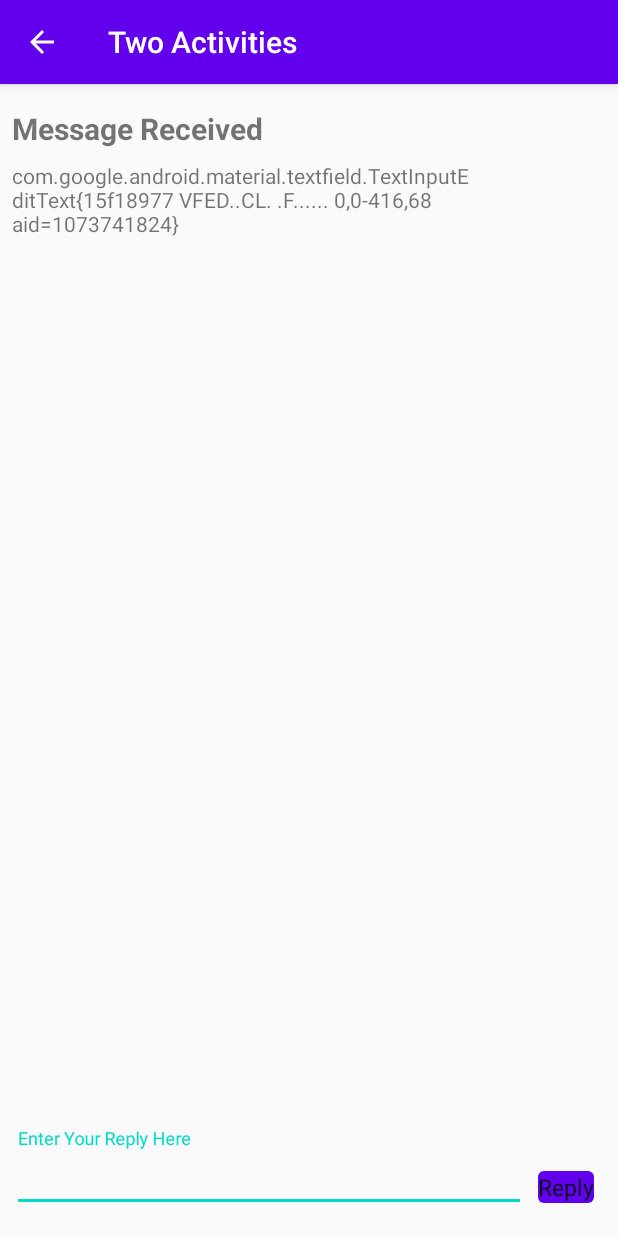
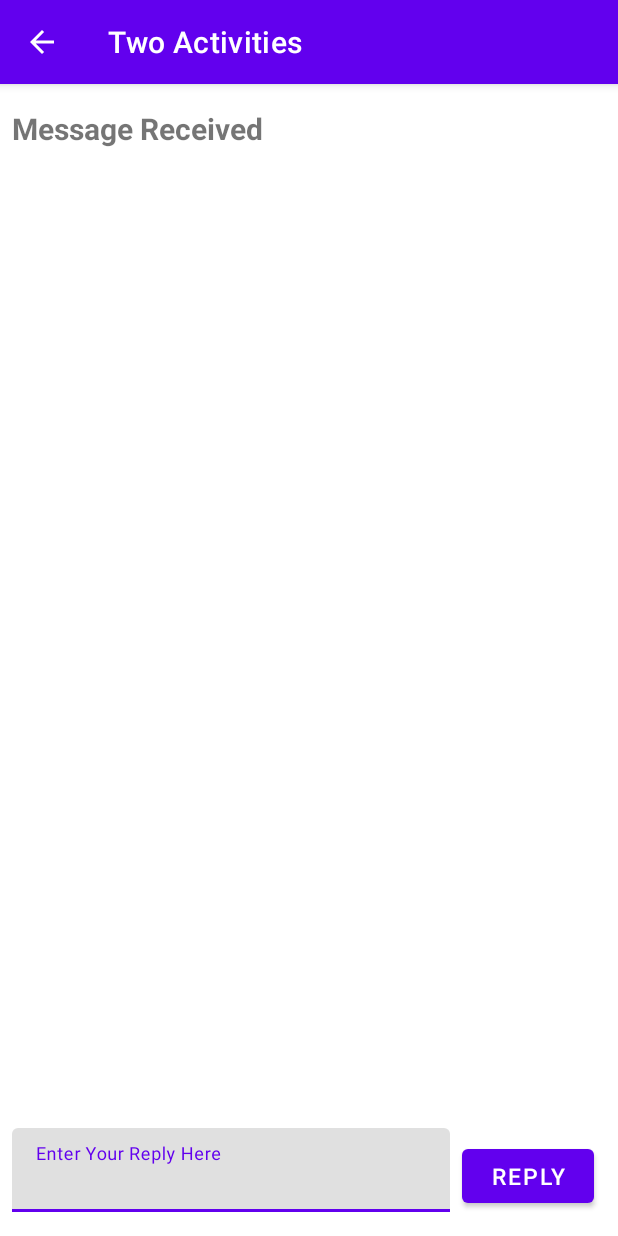
Before and after one commit to jaysonMallari2580/twoactivities, an Android app: the screen it shows after launch (SecondActivity), after a tap on "SEND", on a phone screen of 412 x 824 dp. Run offline under Robolectric (Android 15) with nearby library versions, the phone set to English and light mode, and no system bars.

Commit message:
used material design.changed minimum sdk version to 23

```diff
--- a/app/build.gradle
+++ b/app/build.gradle
@@ -6,7 +6,7 @@ android {
 
     defaultConfig {
         applicationId "com.example.twoactivities"
-        minSdkVersion 16
+        minSdkVersion 23
         targetSdkVersion 30
         versionCode 1
         versionName "1.0"
--- a/app/src/main/java/com/example/twoactivities/MainActivity.java
+++ b/app/src/main/java/com/example/twoactivities/MainActivity.java
@@ -9,6 +9,7 @@ import android.widget.EditText;
 import androidx.annotation.Nullable;
 import androidx.appcompat.app.AppCompatActivity;
 
+import com.google.android.material.textfield.TextInputEditText;
 import com.google.android.material.textfield.TextInputLayout;
 import com.google.android.material.textview.MaterialTextView;
 
@@ -31,15 +32,15 @@ public class MainActivity extends AppCompatActivity {
         super.onCreate(savedInstanceState);
         setContentView(R.layout.activity_main);
 
-        mMessageEditText = (TextInputLayout)findViewById(R.id.editText_main);
-        mReplyHeadTextView = (MaterialTextView)findViewById(R.id.text_header_reply);
-        mReplyTextView = (MaterialTextView)findViewById(R.id.text_message_reply);
+       mMessageEditText = (TextInputLayout)findViewById(R.id.editText_main);
+        mReplyHeadTextView = findViewById(R.id.text_header_reply);
+        mReplyTextView = findViewById(R.id.text_message_reply);
     }
 
     public void launchSecondActivity(View view){
         Log.d(LOG_TAG, "Button clicked");
         Intent intent = new Intent(this, SecondActivity.class);
-        String message = mMessageEditText.getEditText().toString();
+        String message = mMessageEditText.getEditText().getText().toString();
         intent.putExtra(EXTRA_MESSAGE, message);
         startActivity(intent);
         startActivityForResult(intent, TEXT_REQUEST);
--- a/app/src/main/java/com/example/twoactivities/SecondActivity.java
+++ b/app/src/main/java/com/example/twoactivities/SecondActivity.java
@@ -11,8 +11,7 @@ import android.widget.TextView;
 import com.google.android.material.textfield.TextInputLayout;
 
 public class SecondActivity extends AppCompatActivity {
-    public static final String EXTRA_REPLY =
-            "com.example.android.twoactivities.extra.REPLY";
+    public static final String EXTRA_REPLY = "com.example.android.twoactivities.extra.REPLY";
     private TextInputLayout mReply;
 
     @Override
@@ -21,13 +20,14 @@ public class SecondActivity extends AppCompatActivity {
         setContentView(R.layout.activity_second);
 
         Intent intent = getIntent();
+        mReply = findViewById(R.id.editText_second);
         String message = intent.getStringExtra(MainActivity.EXTRA_MESSAGE);
         TextView textView = findViewById(R.id.text_message);
         textView.setText(message);
     }
 
     public void returnReply(View view) {
-        String reply = mReply.getEditText().toString();
+        String reply = mReply.getEditText().getText().toString();
         Intent replyIntent = new Intent();
         replyIntent.putExtra(EXTRA_REPLY, reply);
         setResult(RESULT_OK, replyIntent);
--- a/app/src/main/res/values/styles.xml
+++ b/app/src/main/res/values/styles.xml
@@ -1,6 +1,6 @@
 <resources>
     <!-- Base application theme. -->
-    <style name="AppTheme" parent="Theme.AppCompat.Light.DarkActionBar">
+    <style name="AppTheme" parent="Theme.MaterialComponents.Light.DarkActionBar">
         <!-- Customize your theme here. -->
         <item name="colorPrimary">@color/colorPrimary</item>
         <item name="colorPrimaryDark">@color/colorPrimaryDark</item>
```
